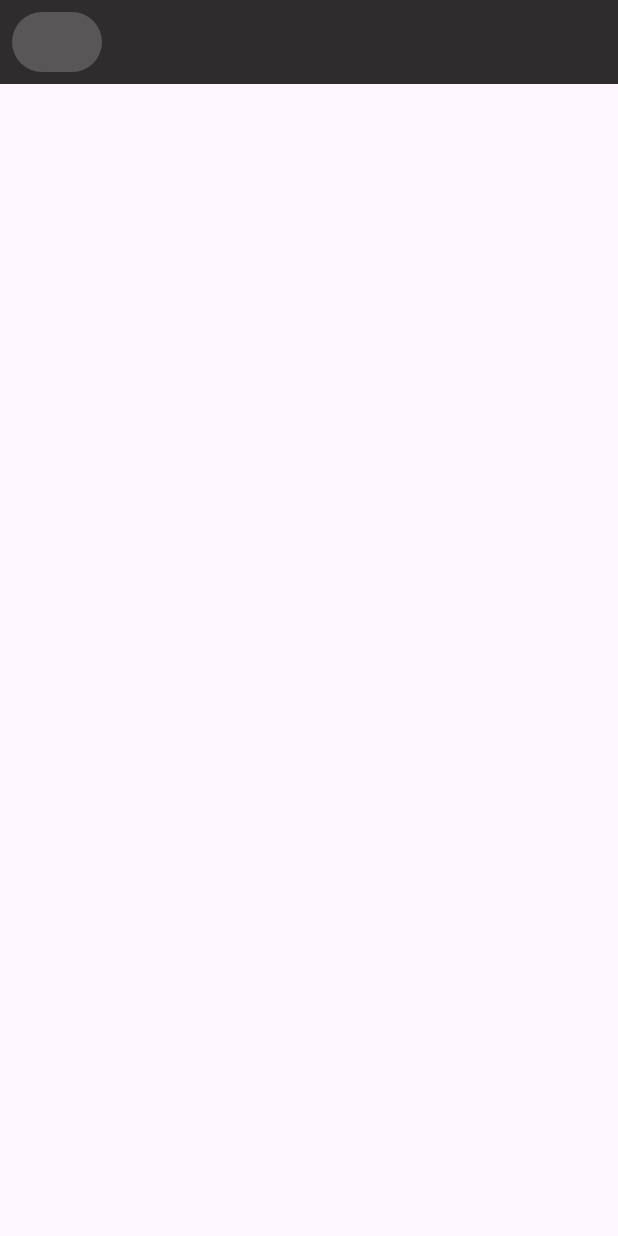
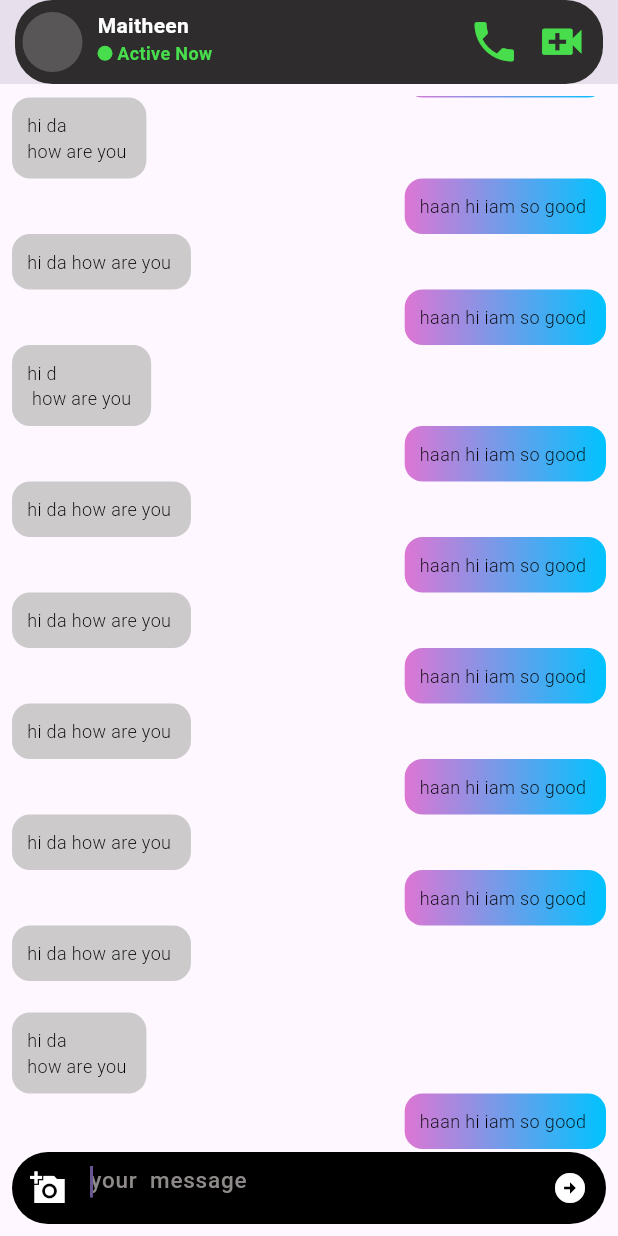
Before and after one commit to maithenkumar/ChatApp, a Flutter app: the screen it shows after launch, on a phone screen of 412 x 824 dp. Run offline on Flutter 3.47's test engine with Material 2 defaults, Android fonts, the phone set to English and light mode, and no system bars.

Commit message:
chat screen added

```diff
--- /dev/null
+++ b/lib/Widgets/left_chat_container.dart
@@ -0,0 +1,24 @@
+import 'package:chat_app/Constants/Constants.dart';
+import 'package:flutter/material.dart';
+
+class LeftChatContainer extends StatelessWidget {
+  const LeftChatContainer({super.key, required this.leftText});
+final String leftText;
+  @override
+  Widget build(BuildContext context) {
+    return Container(
+padding: EdgeInsets.all(10),
+decoration: BoxDecoration(
+  color: const Color.fromARGB(255, 204, 202, 202),
+  borderRadius: BorderRadius.circular(12)
+
+),
+      child: Text( leftText,style: TextStyle(
+        color: Constant.black,
+        fontSize: 12,
+        fontWeight: FontWeight.w300,
+
+      ),),
+    );
+  }
+}
--- /dev/null
+++ b/lib/Widgets/right_chat_container.dart
@@ -0,0 +1,35 @@
+import 'package:flutter/material.dart';
+
+import '../Constants/Constants.dart';
+
+class RightChatContainer extends StatelessWidget {
+  const RightChatContainer({super.key, required this.rightText});
+final String rightText;
+  @override
+  Widget build(BuildContext context) {
+    return Container(
+padding: EdgeInsets.all(10),
+decoration: BoxDecoration(
+  gradient: LinearGradient(colors:
+  [
+    Color.fromARGB(255, 221, 118, 212),
+    Color.fromARGB(255, 0, 195, 255),
+
+  ],
+
+  begin: Alignment.centerLeft,
+  end: Alignment.centerRight
+  ),
+  color: Constant.grey,
+  borderRadius: BorderRadius.circular(12)
+
+),
+      child: Text(rightText,style:const  TextStyle(
+        color: Constant.black,
+        fontSize: 12,
+        fontWeight: FontWeight.w300,
+
+      ),),
+    );
+  }
+}
--- a/lib/Widgets/specalApp.dart
+++ b/lib/Widgets/specalApp.dart
@@ -1,28 +1,80 @@
-import 'package:chat_app/Constants/Constants.dart';
+import '../Constants/Constants.dart';
 import 'package:flutter/material.dart';
-
-import 'profile_photo.dart';
 
 AppBar SpacelAppBar() {
   return AppBar(
     flexibleSpace: Container(
+      margin: EdgeInsets.symmetric(horizontal: 10),
+      padding: EdgeInsets.only(left: 5, right: 10, top: 5, bottom: 5),
       width: double.maxFinite,
       decoration: BoxDecoration(
-         gradient: LinearGradient(colors:
-         [
-          const Color.fromARGB(255, 46, 44, 44),
-            const Color.fromARGB(255, 46, 44, 44)
-         ])
-      ),
+          borderRadius: BorderRadius.circular(25),
+          gradient: const LinearGradient(colors: [
+            Color.fromARGB(255, 46, 44, 44),
+            Color.fromARGB(255, 46, 44, 44)
+          ])),
       child: Row(
+        crossAxisAlignment: CrossAxisAlignment.center,
         children: [
-          AnotherProfilePhoto()
+          CircleAvatar(
+            backgroundColor: Constant.grey,
+          ),
+          Padding(
+            padding: const EdgeInsets.only(left: 10),
+            child: Column(
+              crossAxisAlignment: CrossAxisAlignment.start,
+              children: [
+                Padding(
+                  padding: const EdgeInsets.only(top: 2),
+                  child: Text("Maitheen",
+                      style: const TextStyle(
+                          color: Constant.white,
+                          fontSize: 14,
+                          fontWeight: FontWeight.w600)),
+                ),
+                Row(
+                  children: [
+                    Container(
+                      width: 10,
+                      height: 10,
+                      decoration: BoxDecoration(
+                          borderRadius: BorderRadius.circular(15),
+                          color: Constant.green),
+                    ),
+                  const   Padding(
+                      padding:  EdgeInsets.only(left: 3),
+                      child:  Text("Active Now",
+                          style: TextStyle(
+                              color: Constant.green,
+                              fontSize: 12,
+                              fontWeight: FontWeight.w600)),
+                    ),
+                  ],
+                ),
+              ],
+            ),
+          ),
+          Spacer(),
+          GestureDetector(
+            child: const Icon(
+              Icons.phone,
+              color: Constant.green,
+              size: 35,
+            ),
+          ),
+
+          Padding(
+            padding: const EdgeInsets.only(left: 10),
+            child: GestureDetector(
+              child:const  Icon(
+                Icons.video_call,
+                color: Constant.green,
+                size: 35,
+              ),
+            ),
+          ),
         ],
       ),
     ),
-    shape: OutlineInputBorder(
-      borderRadius: BorderRadius.circular(30),
-      borderSide: BorderSide.none,
-    ),
   );
 }
--- /dev/null
+++ b/lib/Widgets/text_message.dart
@@ -0,0 +1,68 @@
+import 'package:chat_app/Constants/constants.dart';
+import 'package:flutter/material.dart';
+
+class TextMessageField extends StatelessWidget {
+  const TextMessageField({super.key, required this.controller, required this.fun});
+
+  final TextEditingController controller;
+  final VoidCallback fun;
+  @override
+  Widget build(BuildContext context) {
+    return Container(
+      decoration: BoxDecoration(
+        color: Constant.black,
+        borderRadius: BorderRadius.circular(40)
+      ),
+      child: TextField(
+        autofocus:  true,
+        controller: controller,
+
+        style: const TextStyle(
+
+            color: Constant.white, fontSize: 14, fontWeight: FontWeight.w400),
+        decoration: InputDecoration(
+
+            fillColor: Constant.black,
+            enabledBorder: InputBorder.none,
+            hintText: "your  message ",
+            hintStyle: const TextStyle(
+              color: Color.fromARGB(255, 143, 138, 138),
+              fontSize: 15,
+              fontWeight: FontWeight.w500,
+            ),
+            focusedBorder: InputBorder.none,
+            prefixIcon: GestureDetector(
+              child: const Icon(
+                Icons.add_a_photo_sharp,
+                color: Constant.white,
+              ),
+            ),
+            suffixIcon: GestureDetector(
+              onTap: fun,
+                  child: const Icon(
+                    Icons.arrow_circle_right,
+                    color: Constant.white,
+                  ),
+                ),
+            // suffixIcon: Row(
+            //   mainAxisAlignment: MainAxisAlignment.end,
+            //   children: [
+            //     GestureDetector(
+            //       child: const Icon(
+            //         Icons.arrow_circle_right,
+            //         color: Constant.white,
+            //       ),
+            //     ),
+            //     GestureDetector(
+            //       child: const Icon(
+            //         Icons.mic,
+            //         color: Constant.white,
+            //       ),
+            //     )
+            //   ],
+            // )
+            ),
+      ),
+    );
+  }
+}
--- a/lib/main.dart
+++ b/lib/main.dart
@@ -1,6 +1,8 @@
 
 import 'package:chat_app/screens/meassageScreen.dart';
 import 'package:flutter/material.dart';
+
+import 'screens/home_page.dart';
 
 void main() {
   runApp(const MyApp());
--- a/lib/screens/home_page.dart
+++ b/lib/screens/home_page.dart
@@ -62,6 +62,7 @@ class _HomeScreenState extends State<HomeScreen> {
                 Expanded(
                   child: ListView.builder(
                     itemCount: 12,
+                    physics: BouncingScrollPhysics(),
                     itemBuilder: (context, index) => SepreateChatBOxContainer(
                       name: 'Maitheen',
                       message: 'hi da eppadi irrika',
--- a/lib/screens/meassageScreen.dart
+++ b/lib/screens/meassageScreen.dart
@@ -1,6 +1,9 @@
 import 'package:flutter/material.dart';
 
+import '../Widgets/left_chat_container.dart';
+import '../Widgets/right_chat_container.dart';
 import '../Widgets/specalApp.dart';
+import '../Widgets/text_message.dart';
 
 class MeassageScreen extends StatefulWidget {
   const MeassageScreen({super.key});
@@ -10,11 +13,141 @@ class MeassageScreen extends StatefulWidget {
 }
 
 class _MeassageScreenState extends State<MeassageScreen> {
+  TextEditingController controller = TextEditingController();
+  List data = [
+    {
+      "leftmsg": "hi da \nhow are you ",
+      "rightmsg": "haan hi iam so good ",
+    },
+    {
+      "leftmsg": "hi da how are you ",
+    },
+    {
+      "leftmsg": "hi da how are you ",
+      "rightmsg": "haan hi iam so good ",
+    },
+    {
+      "leftmsg": "hi da how are you ",
+      "rightmsg": "haan hi iam so good ",
+    },
+    {
+      "leftmsg": "hi da how are you ",
+      "rightmsg": "haan hi iam so good ",
+    },
+    {
+      "leftmsg": "hi da how are you ",
+      "rightmsg": "haan hi iam so good ",
+    },
+    {
+      "leftmsg": "hi d\n how are you ",
+      "rightmsg": "haan hi iam so good ",
+    },
+    {
+      "leftmsg": "hi da how are you ",
+      "rightmsg": "haan hi iam so good ",
+    },
+    {
+      "leftmsg": "hi da \nhow are you ",
+      "rightmsg": "haan hi iam so good ",
+    },
+    {
+      "leftmsg": "hi da how are you ",
+      "rightmsg": "haan hi iam so good ",
+    },
+    {
+      "leftmsg": "hi da how are you ",
+      "rightmsg": "haan hi iam so good ",
+    },
+    {
+      "leftmsg": "hi da how are you ",
+      "rightmsg": "haan hi iam so good ",
+    },
+    {
+      "leftmsg": "hi da how are you ",
+      "rightmsg": "haan hi iam so good ",
+    },
+    {
+      "leftmsg": "hi da how are you ",
+    },
+    {
+      "leftmsg": "hi d\n how are you ",
+      "rightmsg": "haan hi iam so good ",
+    },
+    {
+      "leftmsg": "hi da how are you ",
+      "rightmsg": "haan hi iam so good ",
+    },
+  ];
+
+  addmesage(message) {
+    setState(() {});
+  }
+
   @override
   Widget build(BuildContext context) {
     return Scaffold(
       appBar: SpacelAppBar(),
+      body: Padding(
+        padding: const EdgeInsets.all(8.0),
+        child: Stack(
+          children: [
+            // Positioned(
+            //   top: 0,
+            //   child: LeftChatContainer()),
+            //   Positioned(
+            //     top: 10,
+            //     right: 0,
+            //     child: RightChatContainer()),
 
+            //
+            Column(
+              children: [
+                Expanded(
+                  child: ListView.builder(
+                    shrinkWrap: true,
+                    reverse: true,
+                    itemCount: data.length,
+                    physics: ClampingScrollPhysics(),
+                    itemBuilder: (context, index) => Column(
+                      crossAxisAlignment: CrossAxisAlignment.start,
+                      mainAxisAlignment: MainAxisAlignment.end,
+                      children: [
+                        data[index]["leftmsg"] == null
+                            ? const Text('')
+                            : LeftChatContainer(
+                                leftText: data[index]["leftmsg"],
+                              ),
+                        Row(
+                          children: [
+                            const Spacer(),
+                            data[index]["rightmsg"] == null
+                                ? const Text('')
+                                : RightChatContainer(
+                                    rightText: data[index]["rightmsg"],
+                                  ),
+                          ],
+                        ),
+                      ],
+                    ),
+                  ),
+                ),
+                const SizedBox(
+                  height: 50,
+                )
+              ],
+            ),
+            Positioned(
+              bottom: 0,
+              left: 0,
+              right: 0,
+              child: TextMessageField(
+                controller: controller,
+                fun: () {},
+              ),
+            )
+          ],
+        ),
+      ),
     );
   }
 }
```
